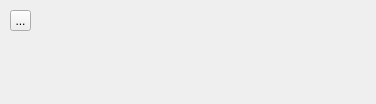
The window that qCC/ui_templates/bdrImageEditorPanel.ui (CloudCompare/CloudCompare) describes before a commit, drawn with Qt 5.
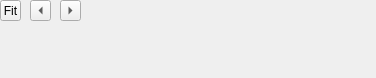
The same window after the commit. Icons and pictures are not drawn.

Diff of the .ui file:
```diff
--- a/qCC/ui_templates/bdrImageEditorPanel.ui
+++ b/qCC/ui_templates/bdrImageEditorPanel.ui
@@ -7,7 +7,7 @@
     <x>0</x>
     <y>0</y>
     <width>376</width>
-    <height>104</height>
+    <height>78</height>
    </rect>
   </property>
   <property name="windowTitle">
@@ -16,14 +16,74 @@
   <widget class="QToolButton" name="ZoomFitToolButton">
    <property name="geometry">
     <rect>
-     <x>10</x>
-     <y>10</y>
+     <x>0</x>
+     <y>0</y>
      <width>21</width>
      <height>21</height>
     </rect>
    </property>
+   <property name="toolTip">
+    <string>Zoom Fit</string>
+   </property>
+   <property name="autoFillBackground">
+    <bool>false</bool>
+   </property>
    <property name="text">
+    <string>Fit</string>
+   </property>
+   <property name="icon">
+    <iconset resource="../icones.qrc">
+     <normaloff>:/CC/Stocker/images/stocker/zoomfit.png</normaloff>:/CC/Stocker/images/stocker/zoomfit.png</iconset>
+   </property>
+   <property name="autoRaise">
+    <bool>false</bool>
+   </property>
+   <property name="arrowType">
+    <enum>Qt::NoArrow</enum>
+   </property>
+  </widget>
+  <widget class="QToolButton" name="PreviousToolButton">
+   <property name="geometry">
+    <rect>
+     <x>30</x>
+     <y>0</y>
+     <width>21</width>
+     <height>21</height>
+    </rect>
+   </property>
+   <property name="toolTip">
+    <string>Previous</string>
+   </property>
+   <property name="text">
     <string>...</string>
+   </property>
+   <property name="autoRaise">
+    <bool>false</bool>
+   </property>
+   <property name="arrowType">
+    <enum>Qt::LeftArrow</enum>
+   </property>
+  </widget>
+  <widget class="QToolButton" name="NextToolButton">
+   <property name="geometry">
+    <rect>
+     <x>60</x>
+     <y>0</y>
+     <width>21</width>
+     <height>21</height>
+    </rect>
+   </property>
+   <property name="toolTip">
+    <string>Previous</string>
+   </property>
+   <property name="text">
+    <string>...</string>
+   </property>
+   <property name="autoRaise">
+    <bool>false</bool>
+   </property>
+   <property name="arrowType">
+    <enum>Qt::RightArrow</enum>
    </property>
   </widget>
  </widget>
```
Left out of the diff: 4 changed lines with no effect on the pictures.
